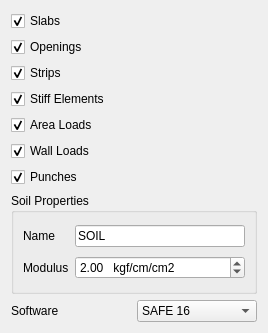
Old version of the form safe/punch/Resources/ui/safe_panel.ui in the repository ebrahimraeyat/OSAFE.
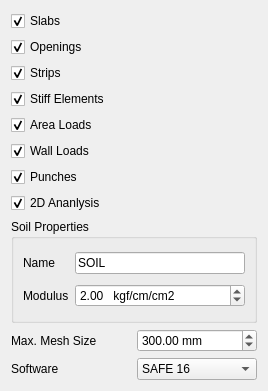
New version of the form.

Commit message: add 2d analysis and mesh size

```diff
--- a/safe/punch/Resources/ui/safe_panel.ui
+++ b/safe/punch/Resources/ui/safe_panel.ui
@@ -7,7 +7,7 @@
     <x>0</x>
     <y>0</y>
     <width>268</width>
-    <height>333</height>
+    <height>391</height>
    </rect>
   </property>
   <property name="windowTitle">
@@ -84,6 +84,16 @@
      </property>
     </widget>
    </item>
+   <item>
+    <widget class="QCheckBox" name="analysis_2d">
+     <property name="text">
+      <string>2D Ananlysis</string>
+     </property>
+     <property name="checked">
+      <bool>true</bool>
+     </property>
+    </widget>
+   </item>
    <item>
     <widget class="QGroupBox" name="groupBox">
      <property name="title">
@@ -139,6 +149,42 @@
      </layout>
     </widget>
    </item>
+   <item>
+    <layout class="QHBoxLayout" name="horizontalLayout">
+     <item>
+      <widget class="QLabel" name="label_4">
+       <property name="text">
+        <string>Max. Mesh Size</string>
+       </property>
+      </widget>
+     </item>
+     <item>
+      <widget class="QDoubleSpinBox" name="max_mesh_size">
+       <property name="prefix">
+        <string/>
+       </property>
+       <property name="suffix">
+        <string> mm</string>
+       </property>
+       <property name="decimals">
+        <number>2</number>
+       </property>
+       <property name="minimum">
+        <double>10.000000000000000</double>
+       </property>
+       <property name="maximum">
+        <double>2000.000000000000000</double>
+       </property>
+       <property name="singleStep">
+        <double>50.000000000000000</double>
+       </property>
+       <property name="value">
+        <double>300.000000000000000</double>
+       </property>
+      </widget>
+     </item>
+    </layout>
+   </item>
    <item>
     <layout class="QHBoxLayout" name="horizontalLayout_4">
      <item>
```
The commit also changes 2 other files.
